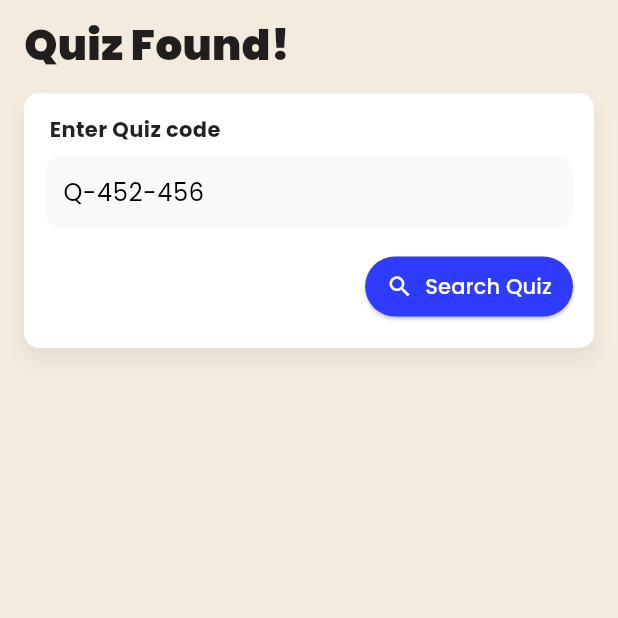
After one commit to amhimel/quiz-academy-app, a Flutter app: the SearchQuizScreen screen opened by its route, on a phone screen of 412 x 824 dp, the top half of it. The commit adds this screen. Run offline on Flutter 3.47's test engine with Material 3 defaults, Android fonts, the phone set to English and light mode, and no system bars; our stand-ins replace csv, file_picker, flutter_dotenv, flutter_riverpod, go_router, google_fonts and 3 more; accounts and stored records are empty; network calls fail.

Commit message:
search by code  option worked

```diff
--- a/lib/core/router/app_router.dart
+++ b/lib/core/router/app_router.dart
@@ -21,6 +21,7 @@ import '../../models/quiz_draft.dart';
 import '../../providers/auth_controller.dart';
 import '../../providers/profile_completion_provider.dart';
 import '../../screens/quiz_leaderboard_screen.dart';
+import '../../screens/search_quiz_screen.dart';
 
 final routerProvider = Provider<GoRouter>((ref) {
   final authValue = ref.watch(authStateProvider); // AsyncValue<ProfileModel?>
@@ -47,15 +48,19 @@ final routerProvider = Provider<GoRouter>((ref) {
     },
 
     routes: [
-      GoRoute(path: '/login', builder: (_, __) => const LoginScreen()),
-      GoRoute(path: '/register', builder: (_, __) => const RegisterScreen()),
+      GoRoute(path: '/login', builder: (_, _) => const LoginScreen()),
+      GoRoute(path: '/register', builder: (_, _) => const RegisterScreen()),
       GoRoute(
         path: '/complete-profile',
-        builder: (_, __) => const CompleteProfileScreen(),
+        builder: (_, _) => const CompleteProfileScreen(),
+      ),
+      GoRoute(
+        path: '/search-quiz',
+        builder: (_, _) => const SearchQuizScreen(),
       ),
       GoRoute(
         path: '/nav',
-        builder: (_, __) => CustomBottomNav(
+        builder: (_, _) => CustomBottomNav(
           pages: const [
             HomeScreen(),
             YourQuizzesScreen(),
@@ -66,7 +71,7 @@ final routerProvider = Provider<GoRouter>((ref) {
       ),
       GoRoute(
         path: '/create-quiz',
-        builder: (_, __) => CreateQuizMetaScreen(initialCode: generateCode()),
+        builder: (_, _) => CreateQuizMetaScreen(initialCode: generateCode()),
       ),
 
       // NEW — Take Quiz route
--- /dev/null
+++ b/lib/providers/search_quiz_provider.dart
@@ -0,0 +1,28 @@
+import 'package:flutter_riverpod/flutter_riverpod.dart';
+import 'package:supabase_flutter/supabase_flutter.dart';
+import '../models/quiz.dart';
+
+/// Holds the last searched code (null = no search yet)
+final quizSearchQueryProvider =
+StateProvider.autoDispose<String?>((ref) => null);
+
+/// Search quiz by code (e.g. Q-123-456)
+final quizByCodeProvider =
+FutureProvider.family<Quiz?, String>((ref, codeRaw) async {
+  final code = codeRaw.trim();
+  if (code.isEmpty) return null;
+
+  final sb = Supabase.instance.client;
+
+  final data = await sb
+      .from('quizzes')
+      .select(
+      'id, code, title, description, type, duration_minutes, '
+          'num_questions, created_at, created_by'
+  )
+      .eq('code', code)
+      .maybeSingle();
+
+  if (data == null) return null;
+  return Quiz.fromMap(data as Map<String, dynamic>);
+});
--- a/lib/screens/custom_bottom_nav.dart
+++ b/lib/screens/custom_bottom_nav.dart
@@ -6,7 +6,6 @@ import '../models/profile_model.dart';
 import '../providers/my_profile_provider.dart';
 import '../widgets/create_or_import_sheet.dart';
 import 'package:supabase_flutter/supabase_flutter.dart';
-
 
 final _sb = Supabase.instance.client;
 
@@ -70,7 +69,9 @@ class _CustomBottomNavState extends ConsumerState<CustomBottomNav> {
       appBar: CustomAppbar(
         name: name,
         profileImageUrl: avatarUrl,
-        onProfileTap: () {},
+        onSearchTap: () {
+          context.push('/search-quiz');
+        },
         height: 90,
         contentPadding: const EdgeInsets.symmetric(
           horizontal: 12,
@@ -80,7 +81,6 @@ class _CustomBottomNavState extends ConsumerState<CustomBottomNav> {
           await _sb.auth.signOut();
           context.go('/login');
         },
-
       ),
       backgroundColor: const Color(0xFFF3EBDD),
       body: Stack(
--- /dev/null
+++ b/lib/screens/search_quiz_screen.dart
@@ -0,0 +1,184 @@
+import 'package:flutter/material.dart';
+import 'package:flutter_riverpod/flutter_riverpod.dart';
+import 'package:go_router/go_router.dart';
+
+import '../models/quiz.dart';
+import '../providers/search_quiz_provider.dart';
+import '../widgets/shared_quiz_card.dart';
+
+class SearchQuizScreen extends ConsumerStatefulWidget {
+  const SearchQuizScreen({super.key});
+
+  @override
+  ConsumerState<SearchQuizScreen> createState() => _SearchQuizScreenState();
+}
+
+class _SearchQuizScreenState extends ConsumerState<SearchQuizScreen> {
+  final _codeCtrl = TextEditingController();
+
+  @override
+  void dispose() {
+    _codeCtrl.dispose();
+    super.dispose();
+  }
+
+  void _triggerSearch() {
+    final code = _codeCtrl.text.trim();
+    if (code.isEmpty) {
+      // Optional UX: show a snack or validation text, but no setState needed
+      ScaffoldMessenger.of(context).showSnackBar(
+        const SnackBar(content: Text('Please enter a quiz code')),
+      );
+      return;
+    }
+    ref.read(quizSearchQueryProvider.notifier).state = code;
+  }
+
+  @override
+  Widget build(BuildContext context) {
+    final query = ref.watch(quizSearchQueryProvider);
+
+    // When there's no query yet, we keep a constant AsyncData(null)
+    final AsyncValue<Quiz?> result = (query == null || query.isEmpty)
+        ? const AsyncData<Quiz?>(null)
+        : ref.watch(quizByCodeProvider(query));
+
+    final isSearching = result.isLoading;
+    final errorText = result.whenOrNull(error: (e, _) => e.toString());
+    final Quiz? found = result.value;
+
+    return Scaffold(
+      backgroundColor: const Color(0xFFF3EBDD),
+      body: SafeArea(
+        child: Padding(
+          padding: const EdgeInsets.fromLTRB(16, 10, 16, 16),
+          child: Column(
+            crossAxisAlignment: CrossAxisAlignment.start,
+            children: [
+              const Text('Quiz Found!',
+                  style: TextStyle(fontSize: 28, fontWeight: FontWeight.w900)),
+              const SizedBox(height: 12),
+
+              // Search block (your design)
+              Container(
+                height: 170,
+                decoration: BoxDecoration(
+                  color: Colors.white,
+                  borderRadius: BorderRadius.circular(10),
+                  boxShadow: [
+                    BoxShadow(
+                      color: Colors.black.withOpacity(.06),
+                      blurRadius: 10,
+                      offset: const Offset(0, 8),
+                    )
+                  ],
+                ),
+                padding: const EdgeInsets.all(14),
+                child: Column(
+                  children: [
+                    Column(
+                      crossAxisAlignment: CrossAxisAlignment.start,
+                      mainAxisAlignment: MainAxisAlignment.start,
+                      children: [
+                        Padding(
+                          padding: const EdgeInsets.symmetric(horizontal: 3),
+                          child: const Text('Enter Quiz code',
+                              style: TextStyle(
+                                  fontSize: 14,
+                                  fontWeight: FontWeight.w700,
+                                  color: Colors.black87)),
+                        ),
+                        const SizedBox(height: 8),
+                        Container(
+                          decoration: BoxDecoration(
+                            color: const Color(0xBBF7F7FA),
+                            borderRadius: BorderRadius.circular(12),
+                          ),
+                          padding:
+                          const EdgeInsets.symmetric(horizontal: 12),
+                          child: TextField(
+                            controller: _codeCtrl,
+                            decoration: const InputDecoration(
+                              border: InputBorder.none,
+                              hintText: 'Q-452-456',
+                            ),
+                            textInputAction: TextInputAction.search,
+                            onSubmitted: (_) => _triggerSearch(),
+                          ),
+                        ),
+                      ],
+                    ),
+                    SizedBox(height: 15,),
+                    Row(
+                      mainAxisAlignment: MainAxisAlignment.end,
+                      children: [
+                        ElevatedButton.icon(
+                          onPressed: isSearching ? null : _triggerSearch,
+                          icon: const Icon(Icons.search, size: 18),
+                          label: const Text('Search Quiz'),
+                          style: ElevatedButton.styleFrom(
+                            backgroundColor: const Color(0xFF2F3CFF),
+                            foregroundColor: Colors.white,
+                            shape: RoundedRectangleBorder(
+                              borderRadius: BorderRadius.circular(24),
+                            ),
+                            padding: const EdgeInsets.symmetric(
+                                horizontal: 14, vertical: 10),
+                          ),
+                        ),
+                      ],
+                    ),
+                  ],
+                ),
+              ),
+
+              if (errorText != null) ...[
+                const SizedBox(height: 10),
+                Text(errorText,
+                    style: const TextStyle(color: Colors.red, fontSize: 13)),
+              ],
+
+              const SizedBox(height: 12),
+
+              // Result area
+              Expanded(
+                child: isSearching
+                    ? const Center(child: CircularProgressIndicator())
+                    : (query == null || query.isEmpty)
+                    ? const SizedBox.shrink()
+                    : (found == null
+                    ? Center(
+                  child: Text(
+                    'No quiz found for "$query"',
+                    style: const TextStyle(
+                        fontSize: 16,
+                        fontWeight: FontWeight.w600),
+                  ),
+                )
+                    : ListView(
+                  padding: const EdgeInsets.only(top: 6),
+                  children: [
+                    Text(
+                      found.code,
+                      style: TextStyle(
+                        fontSize: 18,
+                        letterSpacing: .5,
+                        color: Colors.black.withOpacity(.65),
+                        fontWeight: FontWeight.w800,
+                      ),
+                    ),
+                    const SizedBox(height: 10),
+                    SharedQuizCard(
+                      quiz: found,
+                      onStart: () => context.push('/take-quiz', extra: found.id),
+                    ),
+                  ],
+                )),
+              ),
+            ],
+          ),
+        ),
+      ),
+    );
+  }
+}
--- a/lib/widgets/custom_appbar.dart
+++ b/lib/widgets/custom_appbar.dart
@@ -44,7 +44,7 @@ Duration _timeUntilNextBoundary(DateTime now) {
 class CustomAppbar extends StatefulWidget implements PreferredSizeWidget {
   final String name;
   final String? profileImageUrl;
-  final VoidCallback? onProfileTap;
+  final VoidCallback? onSearchTap;
   final VoidCallback? onLogoutTap; // 👈 new
   final double height;
   final EdgeInsetsGeometry contentPadding;
@@ -53,7 +53,7 @@ class CustomAppbar extends StatefulWidget implements PreferredSizeWidget {
     super.key,
     required this.name,
     this.profileImageUrl,
-    this.onProfileTap,
+    this.onSearchTap,
     this.onLogoutTap, // 👈 new
     this.height = kToolbarHeight + 20,
     this.contentPadding = const EdgeInsets.symmetric(
@@ -147,16 +147,11 @@ class _CustomAppbarState extends State<CustomAppbar> {
             ),
             // Profile avatar
             GestureDetector(
-              onTap: widget.onProfileTap,
-              child: CircleAvatar(
-                radius: 22,
-                backgroundColor: Colors.grey.shade200,
-                backgroundImage: widget.profileImageUrl != null
-                    ? NetworkImage(widget.profileImageUrl!)
-                    : null,
-                child: widget.profileImageUrl == null
-                    ? const Icon(Icons.person, color: Colors.grey)
-                    : null,
+              onTap: widget.onSearchTap,
+              child: const CircleAvatar(
+                radius: 20,
+                backgroundColor:  Color(0xFF4E63FF),
+                child: Icon(Icons.search, color: Colors.white),
               ),
             ),
             const SizedBox(width: 12),
```
